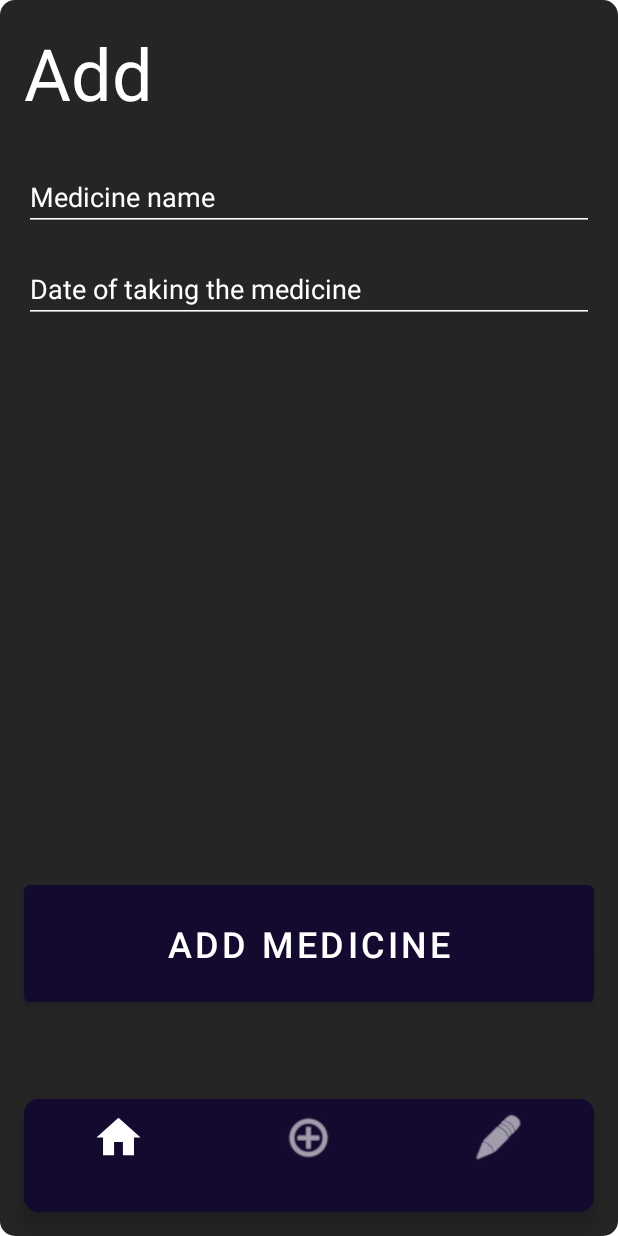
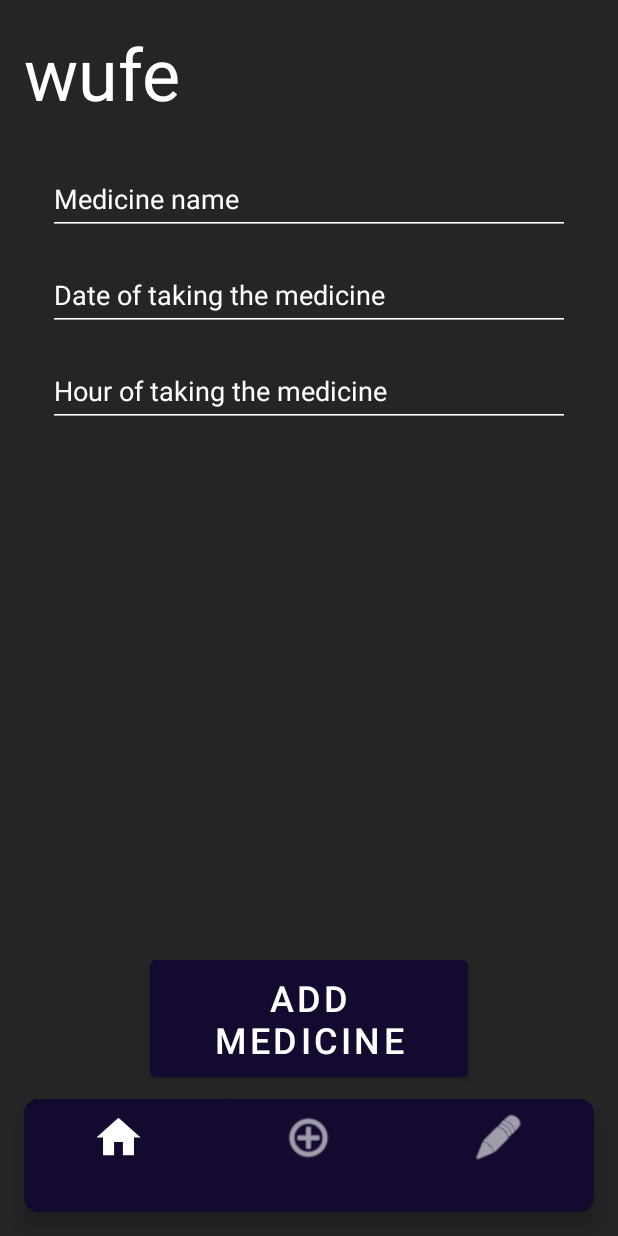
Before and after one commit to JumppanenTomi/Pilleriappi_1.0, an Android app: the addFragment screen opened through its navigation route, on a phone screen of 412 x 824 dp. Run offline under Robolectric (Android 15) with nearby library versions, the phone set to English and light mode, and no system bars; our stand-ins replace navigation-ui.

Commit message:
"add"-fragment.xml valmis. Vaatii enään loppusilauksen ja mahdollisesti muutamia lisäinputteja.

```diff
--- a/app/src/main/java/fi/mobsit/pilleriappi10/ui/add/addFragment.java
+++ b/app/src/main/java/fi/mobsit/pilleriappi10/ui/add/addFragment.java
@@ -27,7 +27,7 @@ public class addFragment extends Fragment {
         binding = FragmentAddBinding.inflate(inflater, container, false);
         View root = binding.getRoot();
 
-        final TextView textView = binding.textDashboard;
+        final TextView textView = binding.addFragmentHeader;
         addViewModel.getText().observe(getViewLifecycleOwner(), new Observer<String>() {
             @Override
             public void onChanged(@Nullable String s) {
--- a/app/src/main/java/fi/mobsit/pilleriappi10/ui/add/addViewModel.java
+++ b/app/src/main/java/fi/mobsit/pilleriappi10/ui/add/addViewModel.java
@@ -10,7 +10,7 @@ public class addViewModel extends ViewModel {
 
     public addViewModel() {
         mText = new MutableLiveData<>();
-        mText.setValue("Add");
+        mText.setValue("wufe");
     }
 
     public LiveData<String> getText() {
--- a/app/src/main/res/drawable/global_background.xml
+++ b/app/src/main/res/drawable/global_background.xml
@@ -2,5 +2,4 @@
 <shape xmlns:android="http://schemas.android.com/apk/res/android"
     android:shape="rectangle" >
     <solid android:color="#252525" />
-    <corners android:radius="10dp" />
 </shape>
--- a/app/src/main/res/layout/fragment_add.xml
+++ b/app/src/main/res/layout/fragment_add.xml
@@ -8,7 +8,7 @@
     tools:context=".ui.add.addFragment">
 
     <TextView
-        android:id="@+id/text_dashboard"
+        android:id="@+id/addFragmentHeader"
         android:layout_width="match_parent"
         android:layout_height="wrap_content"
         android:layout_marginStart="16dp"
@@ -26,17 +26,18 @@
         app:layout_constraintVertical_bias="0.0" />
 
     <EditText
-        android:id="@+id/editTextTextPersonName"
+        android:id="@+id/medicineNameTextbox"
         android:layout_width="0dp"
         android:layout_height="wrap_content"
-        android:layout_marginStart="16dp"
+        android:layout_marginStart="32dp"
         android:layout_marginTop="28dp"
-        android:layout_marginEnd="16dp"
+        android:layout_marginEnd="32dp"
         android:backgroundTint="@color/white"
         android:ems="10"
         android:freezesText="false"
         android:hint="@string/add_medicine_name"
         android:inputType="textPersonName"
+        android:minHeight="48dp"
         android:textColor="@color/white"
         android:textColorHighlight="@color/white"
         android:textColorHint="@color/white"
@@ -44,20 +45,22 @@
         app:layout_constraintEnd_toEndOf="parent"
         app:layout_constraintHorizontal_bias="0.0"
         app:layout_constraintStart_toStartOf="parent"
-        app:layout_constraintTop_toBottomOf="@+id/text_dashboard" />
+        app:layout_constraintTop_toBottomOf="@+id/addFragmentHeader"
+        android:importantForAutofill="no" />
 
     <EditText
-        android:id="@+id/editTextDate"
+        android:id="@+id/medicineTakingDateTextbox"
         android:layout_width="0dp"
         android:layout_height="wrap_content"
-        android:layout_marginStart="16dp"
+        android:layout_marginStart="32dp"
         android:layout_marginTop="16dp"
-        android:layout_marginEnd="16dp"
+        android:layout_marginEnd="32dp"
         android:background="?attr/editTextBackground"
         android:backgroundTint="@color/white"
         android:ems="10"
         android:hint="@string/add_date"
         android:inputType="date"
+        android:minHeight="48dp"
         android:singleLine="false"
         android:textColor="@color/white"
         android:textColorHighlight="@color/white"
@@ -66,20 +69,45 @@
         app:layout_constraintEnd_toEndOf="parent"
         app:layout_constraintHorizontal_bias="0.0"
         app:layout_constraintStart_toStartOf="parent"
-        app:layout_constraintTop_toBottomOf="@+id/editTextTextPersonName" />
+        app:layout_constraintTop_toBottomOf="@+id/medicineNameTextbox"
+        android:importantForAutofill="no" />
+
+    <EditText
+        android:id="@+id/medicineTakingTimeTextbox"
+        android:layout_width="0dp"
+        android:layout_height="wrap_content"
+        android:layout_marginStart="32dp"
+        android:layout_marginTop="16dp"
+        android:layout_marginEnd="32dp"
+        android:background="?attr/editTextBackground"
+        android:backgroundTint="@color/white"
+        android:ems="10"
+        android:hint="@string/add_hour"
+        android:inputType="time"
+        android:minHeight="48dp"
+        android:singleLine="false"
+        android:textColor="@color/white"
+        android:textColorHighlight="@color/white"
+        android:textColorHint="@color/white"
+        android:textColorLink="@color/white"
+        app:layout_constraintEnd_toEndOf="parent"
+        app:layout_constraintHorizontal_bias="0.0"
+        app:layout_constraintStart_toStartOf="parent"
+        app:layout_constraintTop_toBottomOf="@+id/medicineTakingDateTextbox"
+        android:importantForAutofill="no" />
 
     <Button
-        android:id="@+id/button"
+        android:id="@+id/addMedicineButton"
         android:layout_width="0dp"
         android:layout_height="90dp"
-        android:layout_marginStart="16dp"
-        android:layout_marginEnd="16dp"
-        android:layout_marginBottom="150dp"
+        android:layout_marginStart="100dp"
+        android:layout_marginEnd="100dp"
+        android:layout_marginBottom="100dp"
         android:text="@string/add_button"
         android:textSize="24sp"
         app:layout_constraintBottom_toBottomOf="parent"
         app:layout_constraintEnd_toEndOf="parent"
-        app:layout_constraintHorizontal_bias="0.498"
+        app:layout_constraintHorizontal_bias="0.0"
         app:layout_constraintStart_toStartOf="parent" />
 
 </androidx.constraintlayout.widget.ConstraintLayout>
```
